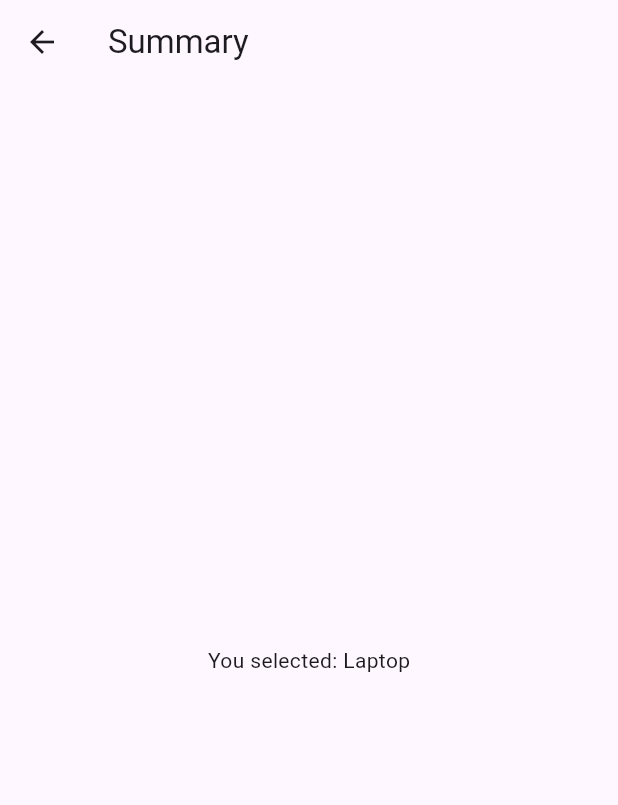
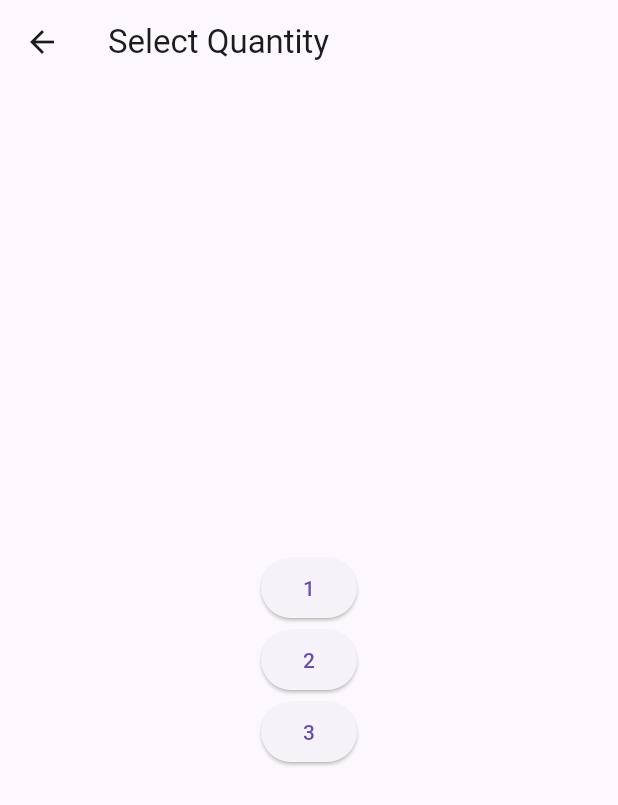
Before and after one commit to lonaveer/lab-basic-test-mobile-flutter-02, a Flutter app: the screen it shows after launch, after a tap on "Laptop", on a phone screen of 412 x 824 dp. Shown: the top 805 px of the screen. Run offline on Flutter 3.47's test engine with Material 3 defaults, Android fonts, the phone set to English and light mode, and no system bars.

Commit message:
lab02-question-03

```diff
--- a/lib/main.dart
+++ b/lib/main.dart
@@ -1,11 +1,13 @@
 import 'package:flutter/material.dart';
 // import 'package:my_flutter_app/pages/product_page.dart';
-import 'package:my_flutter_app/pages/shopping_page.dart';
+// import 'package:my_flutter_app/pages/shopping_page.dart';
+import 'package:my_flutter_app/pages/shopping_page_2.dart';
 
 void main() {
   // runApp(const MyApp());
   // runApp(ProductListApp());
-  runApp(ShoppingApp());
+  // runApp(ShoppingApp());
+  runApp(ShoppingApp2());
 }
 
 class MyApp extends StatelessWidget {
--- /dev/null
+++ b/lib/pages/quantity_selection_page.dart
@@ -0,0 +1,32 @@
+import 'package:flutter/material.dart';
+import 'package:my_flutter_app/pages/summary_page.dart';
+
+// หน้าเลือกจำนวนสินค้า
+class QuantitySelectionPage extends StatelessWidget {
+  final String productName;
+
+  QuantitySelectionPage({Key? key, required this.productName}) : super(key: key);
+
+  @override
+  Widget build(BuildContext context) {
+    return Scaffold(
+      appBar: AppBar(
+        title: Text('Select Quantity'),
+      ),
+      body: Center(
+        child: Column(
+          mainAxisAlignment: MainAxisAlignment.center,
+          children: List.generate(3, (index) => index + 1).map((quantity) => ElevatedButton(
+            onPressed: () => Navigator.push(
+              context,
+              MaterialPageRoute(
+                builder: (context) => SummaryPage(selectedProduct: productName, quantity: quantity),
+              ),
+            ),
+            child: Text('$quantity'),
+          )).toList(),
+        ),
+      ),
+    );
+  }
+}
--- /dev/null
+++ b/lib/pages/shopping_page_2.dart
@@ -0,0 +1,49 @@
+import 'package:flutter/material.dart';
+import 'package:my_flutter_app/class/product_class.dart';
+import 'package:my_flutter_app/pages/quantity_selection_page.dart';
+import 'package:my_flutter_app/pages/summary_page.dart';
+
+void main() {
+  runApp(ShoppingApp2());
+}
+
+class ShoppingApp2 extends StatelessWidget {
+  @override
+  Widget build(BuildContext context) {
+    return MaterialApp(
+      home: ProductPage(),
+    );
+  }
+}
+
+class ProductPage extends StatelessWidget {
+  final List<Product> products = [
+    Product(id: '1', name: 'Laptop', price: 1000.0),
+    Product(id: '2', name: 'Smartphone', price: 500.0),
+  ];
+
+  @override
+  Widget build(BuildContext context) {
+    return Scaffold(
+      appBar: AppBar(
+        title: Text('Select a Product'),
+      ),
+      body: ListView.builder(
+        itemCount: products.length,
+        itemBuilder: (context, index) {
+          return ListTile(
+            title: Text(products[index].name),
+            onTap: () {
+              Navigator.push(
+                context,
+                MaterialPageRoute(
+                  builder: (context) => QuantitySelectionPage(productName: products[index].name),
+                ),
+              );
+            },
+          );
+        },
+      ),
+    );
+  }
+}
--- /dev/null
+++ b/lib/pages/summary_page.dart
@@ -0,0 +1,21 @@
+import 'package:flutter/material.dart';
+
+// หน้าสรุปรายการสินค้าที่เลือก
+class SummaryPage extends StatelessWidget {
+  final String selectedProduct;
+  final int quantity;
+
+  SummaryPage({required this.selectedProduct, required this.quantity});
+
+  @override
+  Widget build(BuildContext context) {
+    return Scaffold(
+      appBar: AppBar(
+        title: Text('Summary'),
+      ),
+      body: Center(
+        child: Text('You selected $quantity $selectedProduct(s)'),
+      ),
+    );
+  }
+}
```
Also changed, not shown: 1 other file.
